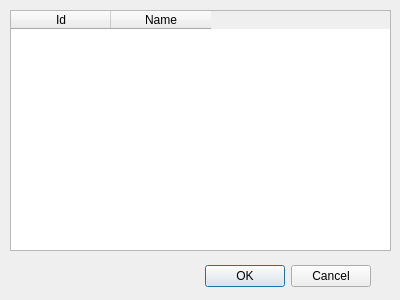
First picture: the form in src/select_program_dialog.ui, repository CowboyCoders/cow_player, before the edit.
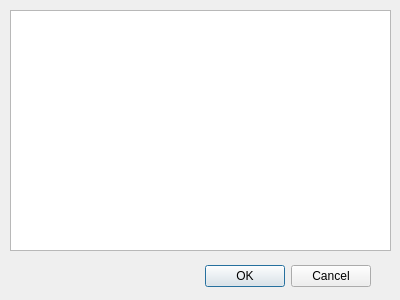
Second picture: the form after the edit.

Commit message: select program now works and starts a download correctly

What changed in the file:
```diff
--- a/src/select_program_dialog.ui
+++ b/src/select_program_dialog.ui
@@ -29,7 +29,7 @@
     <set>QDialogButtonBox::Cancel|QDialogButtonBox::Ok</set>
    </property>
   </widget>
-  <widget class="QTableWidget" name="program_table">
+  <widget class="QListWidget" name="program_list_">
    <property name="geometry">
     <rect>
      <x>10</x>
@@ -38,22 +38,6 @@
      <height>241</height>
     </rect>
    </property>
-   <attribute name="verticalHeaderVisible">
-    <bool>true</bool>
-   </attribute>
-   <attribute name="verticalHeaderVisible">
-    <bool>true</bool>
-   </attribute>
-   <column>
-    <property name="text">
-     <string>Id</string>
-    </property>
-   </column>
-   <column>
-    <property name="text">
-     <string>Name</string>
-    </property>
-   </column>
   </widget>
  </widget>
  <resources/>
```
Left out of the diff: 16 changed lines with no effect on the pictures. The commit also changes 5 other files.
